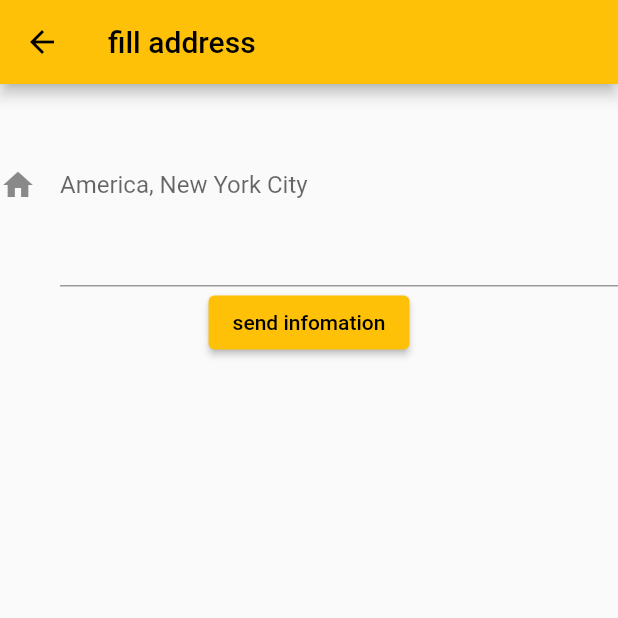
After one commit to paowick/bookstoreMobile, a Flutter app: the addAddressPage screen opened by its route, on a phone screen of 412 x 824 dp, the top half of it. The commit adds this screen. Run offline on Flutter 3.47's test engine with Material 2 defaults, Android fonts, the light colour scheme and no system bars; our stand-ins replace cloud_firestore, firebase_auth, firebase_core, firebase_storage, image_picker; missing offline and left inert: flutter_cached_pdfview; accounts and stored records are empty.

Commit message:
back end 90%

```diff
--- /dev/null
+++ b/bookstore/lib/addaddress.dart
@@ -0,0 +1,106 @@
+import 'package:bookstore/book.dart';
+import 'package:cloud_firestore/cloud_firestore.dart';
+import 'package:firebase_auth/firebase_auth.dart';
+import 'package:flutter/material.dart';
+import 'package:flutter/src/widgets/container.dart';
+import 'package:flutter/src/widgets/framework.dart';
+
+class addAddressPage extends StatefulWidget {
+  const addAddressPage({super.key});
+
+  @override
+  State<addAddressPage> createState() => _addAddressPageState();
+}
+
+class _addAddressPageState extends State<addAddressPage> {
+  String yourAddress = '';
+  @override
+  Widget build(BuildContext context) {
+    return Scaffold(
+        appBar: AppBar(
+          title: Text('fill address'),
+        ),
+        body: Column(
+          children: [address(), save()],
+        ));
+  }
+
+  Widget address() {
+    return StreamBuilder(
+        stream: FirebaseFirestore.instance
+            .collection('user')
+            .where("uid",
+                isEqualTo: FirebaseAuth.instance.currentUser!.uid.toString())
+            .snapshots(),
+        builder: (context, AsyncSnapshot<QuerySnapshot> snapshot) {
+          return Container(
+              child: snapshot.hasData
+                  ? buildAddress(snapshot.data!)
+                  : LinearProgressIndicator());
+        });
+  }
+
+  TextFormField buildAddress(QuerySnapshot data) {
+    yourAddress = data.docs.first['address'].toString();
+    final _address = TextEditingController(text: data.docs.first['address']);
+    return TextFormField(
+        onChanged: (value) {
+          yourAddress = value;
+        },
+        controller: _address,
+        decoration: const InputDecoration(
+          labelText: 'America, New York City',
+          icon: Icon(Icons.home),
+        ),
+        validator: (value) =>
+            value!.isEmpty ? 'Please fill in your address' : null,
+        maxLines: 5);
+  }
+
+  Widget save() {
+    return StreamBuilder(
+        stream: FirebaseFirestore.instance
+            .collection('user')
+            .where("uid",
+                isEqualTo: FirebaseAuth.instance.currentUser!.uid.toString())
+            .snapshots(),
+        builder: (context, AsyncSnapshot<QuerySnapshot> snapshot) {
+          return Container(
+              child: snapshot.hasData
+                  ? buildSaveButton(snapshot.data!)
+                  : LinearProgressIndicator());
+        });
+  }
+
+  ElevatedButton buildSaveButton(QuerySnapshot data) {
+    String? docId;
+    data.docs.forEach((res) {
+      docId = res.id;
+    });
+    return ElevatedButton(
+        child: const Text('send infomation'),
+        onPressed: () async {
+          Map<String, dynamic> value = {
+            'address': yourAddress,
+          };
+          try {
+            //=============================================notification here=====================
+
+            await FirebaseFirestore.instance
+                .collection('user')
+                .doc('$docId')
+                .update(value);
+            Navigator.pushAndRemoveUntil(
+                context,
+                MaterialPageRoute(builder: (context) => BookPage()),
+                ModalRoute.withName('/'));
+          } catch (e) {
+            ScaffoldMessenger.of(context).showSnackBar(
+              SnackBar(
+                content: Text('Error $e'),
+              ),
+            );
+          }
+        });
+  }
+}
--- a/bookstore/lib/main.dart
+++ b/bookstore/lib/main.dart
@@ -1,3 +1,4 @@
+import 'package:bookstore/addaddress.dart';
 import 'package:bookstore/payment.dart';
 import 'package:bookstore/searchpage.dart';
 import 'package:bookstore/setting.dart';
@@ -44,6 +45,7 @@ class MyApp extends StatelessWidget {
         '/setting': (context) => settingPage(),
         '/edituser': (context) => EditUser(),
         '/searchpage': (context) => SearchPage(),
+        '/addaddress':(context) => addAddressPage(),
       },
     );
   }
```
Also changed, not shown: bookstore/lib/payment.dart (+23 -7 lines).
